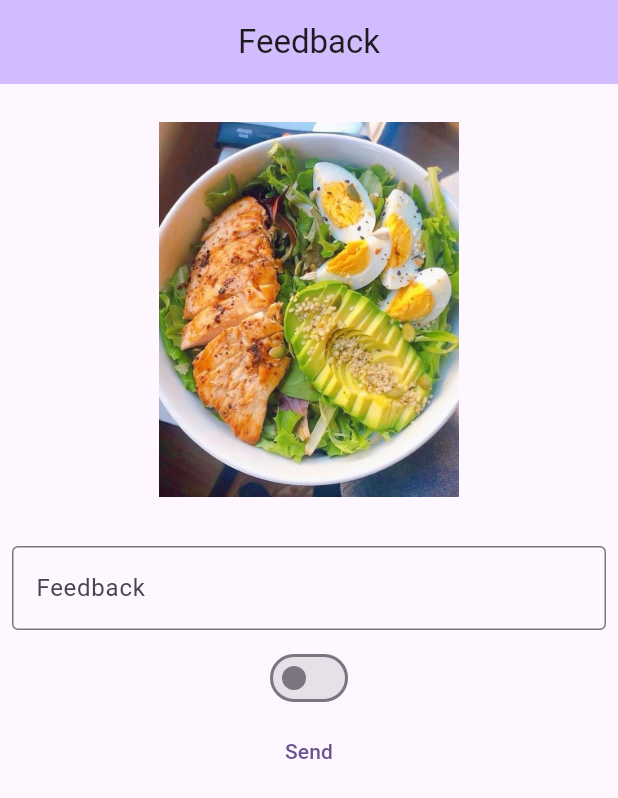
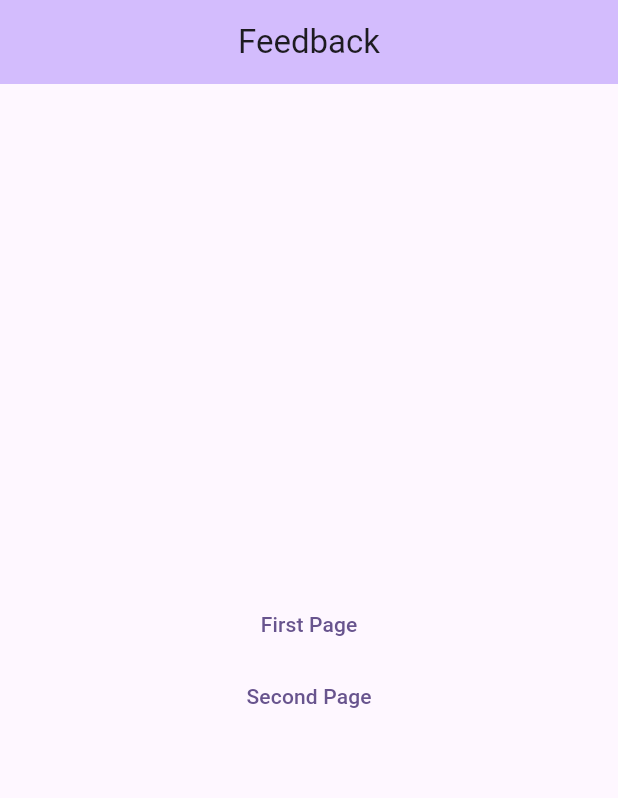
Before and after one commit to AndreeaMagda/flutter-zero-to-mastery-course, a Flutter app: the screen it shows after launch, on a phone screen of 412 x 824 dp. Shown: the top 798 px of the screen. Run offline on Flutter 3.47's test engine with Material 3 defaults, Android fonts, the phone set to English and light mode, and no system bars.

Commit message:
Simple Navigation

```diff
--- a/lib/main.dart
+++ b/lib/main.dart
@@ -1,4 +1,5 @@
 import 'package:flutter/material.dart';
+import 'package:ztmcourse/pages/first.dart';
 
 void main() {
   runApp(const MagdyzApp());
@@ -50,41 +51,22 @@
       ),
       body: Center(
         child: Column(
+          mainAxisAlignment: MainAxisAlignment.center,
           children: <Widget>[
-          const  Flexible(
-              child: Image(
-                image: AssetImage('images/salat.jpg'),
-                width: 200,
-                height: 300,
-              ),
+            TextButton(
+              onPressed: () {
+                Navigator.of(context).push(
+                    MaterialPageRoute(builder: (context) => const FirstPage()));
+              },
+              child: const Text('First Page'),
             ),
-            const Padding(
-              padding: EdgeInsets.all(8.0),
-              child: TextField(
-                decoration: InputDecoration(
-                  border: OutlineInputBorder(),
-                  labelText: 'Feedback',
-                ),
-              ),
+            TextButton(
+              onPressed: () {
+                Navigator.push(context,
+                    MaterialPageRoute(builder: (context) => const FirstPage()));
+              },
+              child: const Text('Second Page'),
             ),
-            Switch(
-              value: isSwitched,
-              onChanged: (value) {
-                setState(
-                  () {
-                    isSwitched = value;
-                  },
-                );
-              },
-            ),
-            SizedBox(
-              height: 50,
-              width: 100,
-              child: TextButton(
-                onPressed: () {},
-                child: const Text('Send'),
-              ),
-            )
           ],
         ),
       ),
```
Also changed, not shown: lib/pages/first.dart (added, +19 -0 lines), lib/pages/second.dart (added).
